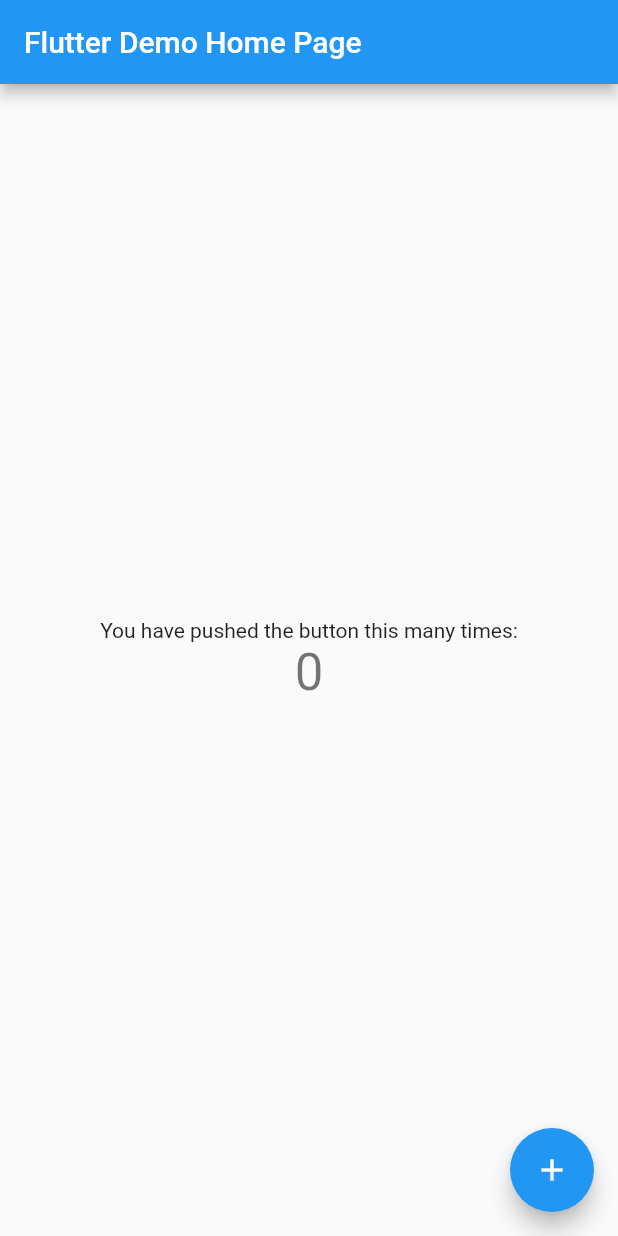
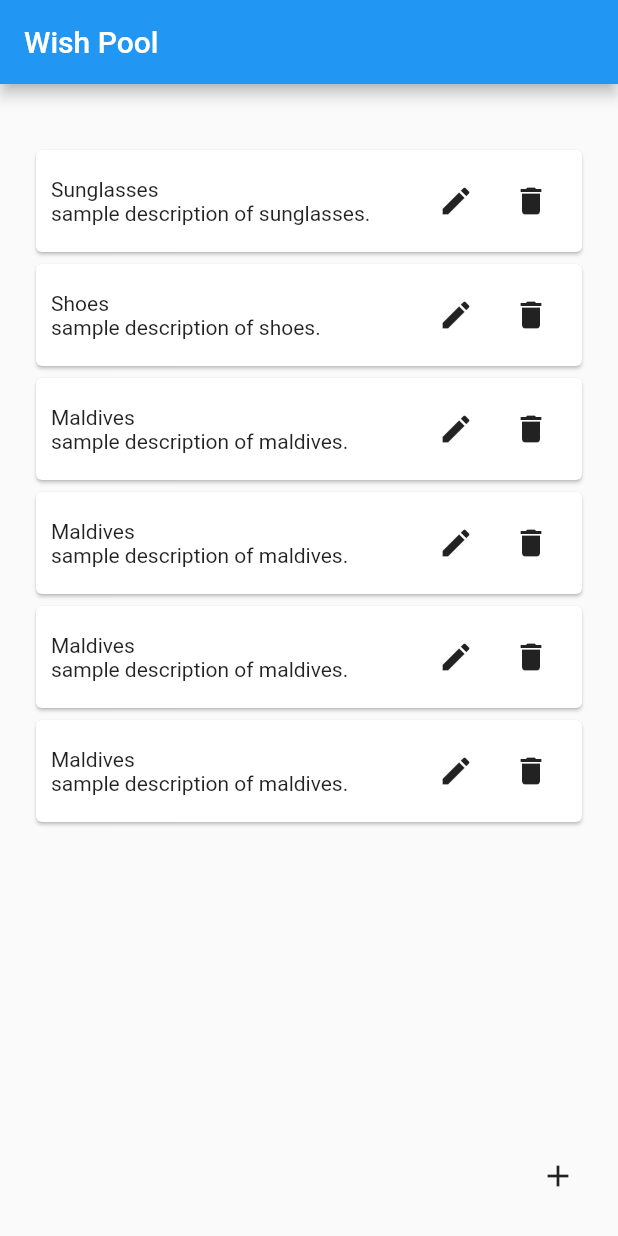
Before and after one commit to Poojagajbhiye/Wish-Pool, a Flutter app: the screen it shows after launch, on a phone screen of 412 x 824 dp. Run offline on Flutter 3.47's test engine with Material 2 defaults, Android fonts, the light colour scheme and no system bars.

Commit message:
CRUD operations done on wish list

```diff
--- a/lib/main.dart
+++ b/lib/main.dart
@@ -1,115 +1,35 @@
 import 'package:flutter/material.dart';
+import 'package:wish_pool/screens/add_wish.dart';
+import 'package:wish_pool/screens/edit_wish.dart';
+import 'package:wish_pool/screens/home.dart';
+
+import 'models/wishlist.dart';
 
 void main() {
-  runApp(const MyApp());
+  runApp(MyApp());
 }
 
 class MyApp extends StatelessWidget {
-  const MyApp({Key? key}) : super(key: key);
+  MyApp({Key? key}) : super(key: key);
 
-  // This widget is the root of your application.
+  final WishList wishPool = WishList();
+
   @override
   Widget build(BuildContext context) {
     return MaterialApp(
+      debugShowCheckedModeBanner: false,
       title: 'Flutter Demo',
       theme: ThemeData(
-        // This is the theme of your application.
-        //
-        // Try running your application with "flutter run". You'll see the
-        // application has a blue toolbar. Then, without quitting the app, try
-        // changing the primarySwatch below to Colors.green and then invoke
-        // "hot reload" (press "r" in the console where you ran "flutter run",
-        // or simply save your changes to "hot reload" in a Flutter IDE).
-        // Notice that the counter didn't reset back to zero; the application
-        // is not restarted.
         primarySwatch: Colors.blue,
       ),
-      home: const MyHomePage(title: 'Flutter Demo Home Page'),
+      home: SafeArea(
+        child: HomeScreen(wishPool),
+      ),
+      routes: {
+        HomeScreen.routeName: (context) => HomeScreen(wishPool),
+        AddWish.routeName: (context) => AddWish(wishPool),
+        EditWish.routeName: (context) => const EditWish(),
+      },
     );
   }
 }
-
-class MyHomePage extends StatefulWidget {
-  const MyHomePage({Key? key, required this.title}) : super(key: key);
-
-  // This widget is the home page of your application. It is stateful, meaning
-  // that it has a State object (defined below) that contains fields that affect
-  // how it looks.
-
-  // This class is the configuration for the state. It holds the values (in this
-  // case the title) provided by the parent (in this case the App widget) and
-  // used by the build method of the State. Fields in a Widget subclass are
-  // always marked "final".
-
-  final String title;
-
-  @override
-  State<MyHomePage> createState() => _MyHomePageState();
-}
-
-class _MyHomePageState extends State<MyHomePage> {
-  int _counter = 0;
-
-  void _incrementCounter() {
-    setState(() {
-      // This call to setState tells the Flutter framework that something has
-      // changed in this State, which causes it to rerun the build method below
-      // so that the display can reflect the updated values. If we changed
-      // _counter without calling setState(), then the build method would not be
-      // called again, and so nothing would appear to happen.
-      _counter++;
-    });
-  }
-
-  @override
-  Widget build(BuildContext context) {
-    // This method is rerun every time setState is called, for instance as done
-    // by the _incrementCounter method above.
-    //
-    // The Flutter framework has been optimized to make rerunning build methods
-    // fast, so that you can just rebuild anything that needs updating rather
-    // than having to individually change instances of widgets.
-    return Scaffold(
-      appBar: AppBar(
-        // Here we take the value from the MyHomePage object that was created by
-        // the App.build method, and use it to set our appbar title.
-        title: Text(widget.title),
-      ),
-      body: Center(
-        // Center is a layout widget. It takes a single child and positions it
-        // in the middle of the parent.
-        child: Column(
-          // Column is also a layout widget. It takes a list of children and
-          // arranges them vertically. By default, it sizes itself to fit its
-          // children horizontally, and tries to be as tall as its parent.
-          //
-          // Invoke "debug painting" (press "p" in the console, choose the
-          // "Toggle Debug Paint" action from the Flutter Inspector in Android
-          // Studio, or the "Toggle Debug Paint" command in Visual Studio Code)
-          // to see the wireframe for each widget.
-          //
-          // Column has various properties to control how it sizes itself and
-          // how it positions its children. Here we use mainAxisAlignment to
-          // center the children vertically; the main axis here is the vertical
-          // axis because Columns are vertical (the cross axis would be
-          // horizontal).
-          mainAxisAlignment: MainAxisAlignment.center,
-          children: <Widget>[
-            const Text(
-              'You have pushed the button this many times:',
-            ),
-            Text(
-              '$_counter',
-              style: Theme.of(context).textTheme.headline4,
-            ),
-          ],
-        ),
-      ),
-      floatingActionButton: FloatingActionButton(
-        onPressed: _incrementCounter,
-        tooltip: 'Increment',
-        child: const Icon(Icons.add),
-      ), // This trailing comma makes auto-formatting nicer for build methods.
-    );
-  }
-}
--- /dev/null
+++ b/lib/models/wish.dart
@@ -0,0 +1,12 @@
+class Wish {
+  String title;
+  String description;
+  //TODO: Add image property
+
+  Wish(this.title, this.description);
+
+  void updateWish(String title, String description) {
+    this.title = title;
+    this.description = description;
+  }
+}
--- /dev/null
+++ b/lib/models/wishlist.dart
@@ -0,0 +1,20 @@
+import 'wish.dart';
+
+class WishList {
+  List<Wish> wishes = <Wish>[
+    Wish("Sunglasses", "sample description of sunglasses."),
+    Wish("Shoes", "sample description of shoes."),
+    Wish("Maldives", "sample description of maldives."),
+    Wish("Maldives", "sample description of maldives."),
+    Wish("Maldives", "sample description of maldives."),
+    Wish("Maldives", "sample description of maldives."),
+  ];
+
+  void addWish(Wish wish) {
+    wishes.add(wish);
+  }
+
+  void removeWish(Wish wish) {
+    wishes.remove(wish);
+  }
+}
--- /dev/null
+++ b/lib/screens/home.dart
@@ -0,0 +1,95 @@
+import 'package:flutter/material.dart';
+import 'package:wish_pool/models/wishlist.dart';
+import 'package:wish_pool/screens/add_wish.dart';
+
+import 'edit_wish.dart';
+
+class HomeScreen extends StatefulWidget {
+  const HomeScreen(this.wishPool, {Key? key}) : super(key: key);
+  static const routeName = '/home';
+
+  final WishList wishPool;
+
+  @override
+  State<HomeScreen> createState() => _HomeScreenState();
+}
+
+class _HomeScreenState extends State<HomeScreen> {
+  void wishRemoved(var wish) {
+    setState(() {
+      widget.wishPool.removeWish(wish);
+    });
+  }
+
+  @override
+  Widget build(BuildContext context) {
+    var wishes = widget.wishPool.wishes;
+    return Scaffold(
+      appBar: AppBar(
+        title: const Text("Wish Pool"),
+      ),
+      body: Padding(
+        padding: const EdgeInsets.only(
+          top: 40,
+          left: 20,
+          right: 20,
+        ),
+        child: ListView.builder(
+          itemCount: wishes.length,
+          itemBuilder: ((context, index) => Card(
+                child: Padding(
+                  padding: const EdgeInsets.all(10.0),
+                  child: Row(
+                    mainAxisAlignment: MainAxisAlignment.spaceBetween,
+                    children: [
+                      Column(
+                        crossAxisAlignment: CrossAxisAlignment.start,
+                        children: [
+                          Text(wishes[index].title),
+                          Text(wishes[index].description),
+                        ],
+                      ),
+                      Row(
+                        mainAxisAlignment: MainAxisAlignment.end,
+                        children: [
+                          IconButton(
+                            onPressed: () {
+                              Navigator.pushNamed(
+                                context,
+                                EditWish.routeName,
+                                arguments: wishes[index],
+                              );
+                            },
+                            icon: const Icon(
+                              Icons.edit,
+                            ),
+                          ),
+                          const SizedBox(
+                            width: 2,
+                          ),
+                          IconButton(
+                            icon: const Icon(
+                              Icons.delete,
+                            ),
+                            onPressed: () => wishRemoved(wishes[index]),
+                          ),
+                        ],
+                      ),
+                    ],
+                  ),
+                ),
+              )),
+        ),
+      ),
+      floatingActionButton: IconButton(
+        icon: const Icon(Icons.add),
+        onPressed: () {
+          Navigator.pushNamed(
+            context,
+            AddWish.routeName,
+          );
+        },
+      ),
+    );
+  }
+}
```
Also changed, not shown: lib/screens/add_wish.dart (added, +103 -0 lines), lib/screens/edit_wish.dart (added, +100 -0 lines), lib/screens/intro.dart (added), lib/screens/wish.dart (added).
